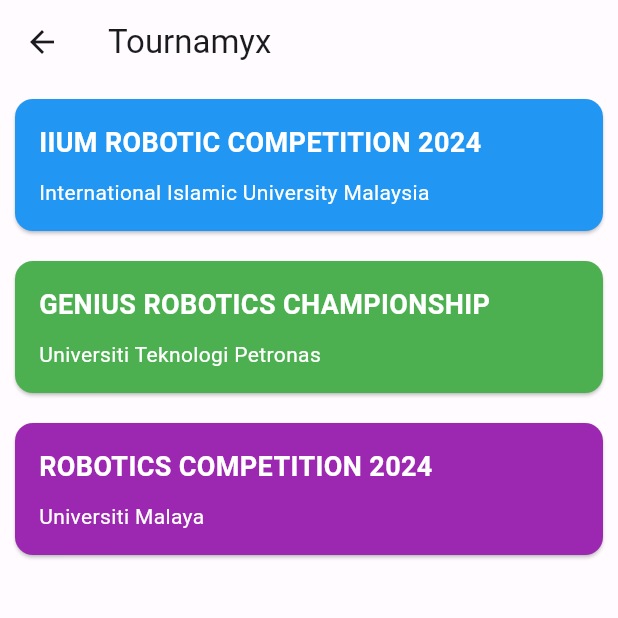
After one commit to syamilu/tournamyx_mobile, a Flutter app: the screen it shows after launch, after a tap on "Tour Page", on a phone screen of 412 x 824 dp, the top half of it. The commit adds this screen. Run offline on Flutter 3.47's test engine with Material 3 defaults, Android fonts, the light colour scheme and no system bars; our stand-ins replace ionicons; network calls fail; Roboto replaces fonts that are missing (Poppins).

Commit message:
"Added TourPage import and route,"

```diff
--- /dev/null
+++ b/lib/components/shared/myx_topbar.dart
@@ -0,0 +1,18 @@
+import 'package:flutter/material.dart';
+
+class TopBar extends StatelessWidget implements PreferredSizeWidget {
+  final String title;
+  final double height;
+
+  TopBar({this.title = '', this.height = kToolbarHeight});
+
+  @override
+  Size get preferredSize => Size.fromHeight(height);
+
+  @override
+  Widget build(BuildContext context) {
+    return AppBar(
+      title: Text(title),
+    );
+  }
+}
--- /dev/null
+++ b/lib/features/tour/page/tour_page.dart
@@ -0,0 +1,34 @@
+import 'package:flutter/material.dart';
+import 'package:tournamyx_mobile/components/shared/myx_topbar.dart';
+import 'package:tournamyx_mobile/features/tour/widgets/tour_card.dart';
+
+class TourScreen extends StatelessWidget {
+  const TourScreen({super.key});
+
+
+  @override
+  Widget build(BuildContext context) {
+    return Scaffold(
+      appBar: TopBar(title: 'Tournamyx'),
+      body: ListView(
+        children: const <Widget>[
+          TourCard(
+            title: "IIUM ROBOTIC COMPETITION 2024",
+            subtitle: 'International Islamic University Malaysia',
+            color: Colors.blue,
+          ),
+          TourCard(
+            title: 'GENIUS ROBOTICS CHAMPIONSHIP',
+            subtitle: 'Universiti Teknologi Petronas',
+            color: Colors.green,
+          ),
+          TourCard(
+            title: 'ROBOTICS COMPETITION 2024',
+            subtitle: 'Universiti Malaya',
+            color: Colors.purple,
+          ),
+        ],
+      ),
+    );
+  }
+}
--- /dev/null
+++ b/lib/features/tour/widgets/tour_card.dart
@@ -0,0 +1,35 @@
+import 'package:flutter/material.dart';
+
+class TourCard extends StatelessWidget {
+  final String title;
+  final String subtitle;
+  final Color color;
+
+
+  const TourCard({required this.title, required this.subtitle, required this.color});
+
+  @override
+  Widget build(BuildContext context) {
+    return Card(
+      color: color,
+      margin: EdgeInsets.all(10),
+      child: Padding(
+        padding: const EdgeInsets.all(16.0),
+        child: Column(
+          crossAxisAlignment: CrossAxisAlignment.start,
+          children: <Widget>[
+            Text(
+              title,
+              style: TextStyle(color: Colors.white, fontSize: 18, fontWeight: FontWeight.bold),
+            ),
+            SizedBox(height: 10),
+            Text(
+              subtitle,
+              style: TextStyle(color: Colors.white, fontSize: 14),
+            ),
+          ],
+        ),
+      ),
+    );
+  }
+  }
--- a/lib/main.dart
+++ b/lib/main.dart
@@ -5,6 +5,7 @@
 import 'package:tournamyx_mobile/components/shared/myx_bottom_navbar.dart';
 import 'package:tournamyx_mobile/features/auth/screen/login.dart';
 import 'package:tournamyx_mobile/features/favourite/screen/favourite_page.dart';
+import 'package:tournamyx_mobile/features/tour/page/tour_page.dart';
 
 void main() async {
   runApp(const MyApp());
@@ -62,6 +63,15 @@
                   },
                   child: const Text('User Page'),
                 ),
+                ElevatedButton(
+                  onPressed: () {
+                    Navigator.push(
+                      context,
+                      MaterialPageRoute(
+                        builder: (context) => const TourScreen()),
+                      );
+                  },
+                  child: const Text('Tour Page'))
               ],
             ),
           ),
```
Also changed, not shown: lib/components/shared/myx_bottom_navbar.dart (+59 -0 lines), lib/features/tour/page/tour_page_details.dart (added).
